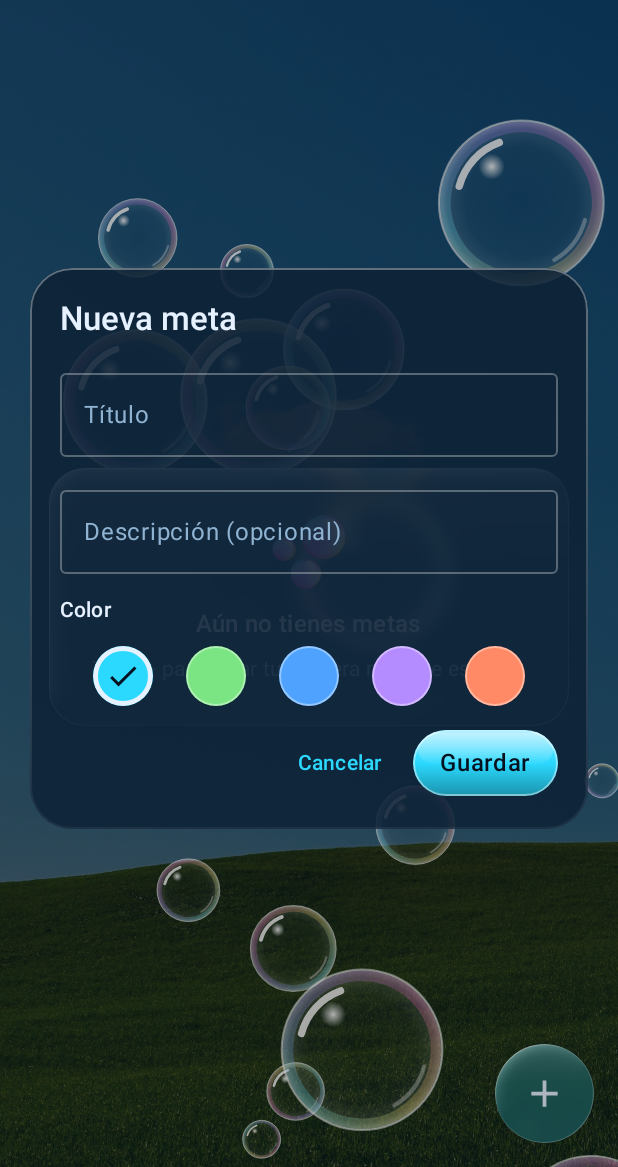
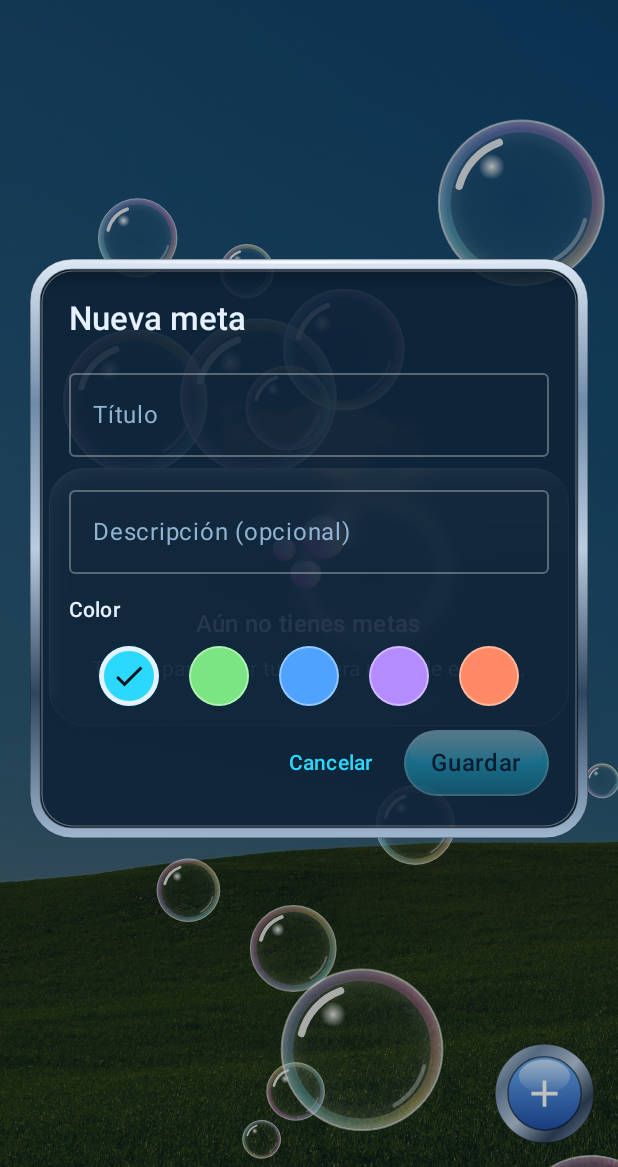
Before and after one commit to Pesa12378/StudyGrid, an Android app built with Jetpack Compose: the screen it shows after launch (MainActivity), after a tap on "Nueva meta", on a phone screen of 412 x 824 dp, the part 69-1236 px from its top. Run offline under Robolectric (Android 15) with nearby library versions, the phone set to English and light mode, and no system bars; our stand-ins replace Room's generated code; 3 other taps on this screen came first.

Commit message:
Chrome media-player skin, moodboard day palette, and audit fixes 1-4
- Cards: metal bezel, title plate and chrome round buttons; dialogs share the bezel
- Day theme uses turquoise/jade/teal sampled from the moodboard; night keeps blue chrome
- Disable Auto Backup so the database never goes to Google Drive
- Throttle bubble animation to ~30 fps
- Release build with R8 + resource shrinking (2.7 MB vs 23.9 MB debug)
- Gel buttons pick the higher-contrast text color (tested)
- Save button disabled while the goal title is empty
- Add TODO.md with the audit backlog

```diff
--- a/app/src/main/AndroidManifest.xml
+++ b/app/src/main/AndroidManifest.xml
@@ -1,9 +1,9 @@
 <?xml version="1.0" encoding="utf-8"?>
-<!-- 100% offline: no INTERNET permission on purpose. -->
+<!-- 100% offline: no INTERNET permission, and no Auto Backup (it would copy the database to Google Drive). -->
 <manifest xmlns:android="http://schemas.android.com/apk/res/android">
 
     <application
-        android:allowBackup="true"
+        android:allowBackup="false"
         android:icon="@mipmap/ic_launcher"
         android:label="StudyGrid"
         android:theme="@style/Theme.StudyGrid">
--- /dev/null
+++ b/app/src/main/java/com/pesa/studygrid/ui/components/Chrome.kt
@@ -0,0 +1,185 @@
+package com.pesa.studygrid.ui.components
+
+import androidx.compose.foundation.clickable
+import androidx.compose.foundation.layout.Arrangement
+import androidx.compose.foundation.layout.Box
+import androidx.compose.foundation.layout.BoxScope
+import androidx.compose.foundation.layout.Column
+import androidx.compose.foundation.layout.ColumnScope
+import androidx.compose.foundation.layout.fillMaxWidth
+import androidx.compose.foundation.layout.height
+import androidx.compose.foundation.layout.padding
+import androidx.compose.foundation.layout.size
+import androidx.compose.foundation.layout.widthIn
+import androidx.compose.foundation.shape.CircleShape
+import androidx.compose.material3.Text
+import androidx.compose.runtime.Composable
+import androidx.compose.ui.Alignment
+import androidx.compose.ui.Modifier
+import androidx.compose.ui.draw.clip
+import androidx.compose.ui.draw.drawBehind
+import androidx.compose.ui.draw.drawWithContent
+import androidx.compose.ui.geometry.CornerRadius
+import androidx.compose.ui.geometry.Offset
+import androidx.compose.ui.geometry.Size
+import androidx.compose.ui.graphics.Brush
+import androidx.compose.ui.graphics.Color
+import androidx.compose.ui.graphics.Path
+import androidx.compose.ui.graphics.Shadow
+import androidx.compose.ui.graphics.drawscope.Stroke
+import androidx.compose.ui.semantics.Role
+import androidx.compose.ui.semantics.contentDescription
+import androidx.compose.ui.semantics.semantics
+import androidx.compose.ui.text.TextStyle
+import androidx.compose.ui.text.font.FontWeight
+import androidx.compose.ui.text.style.TextOverflow
+import androidx.compose.ui.unit.Dp
+import androidx.compose.ui.unit.dp
+import androidx.compose.ui.unit.sp
+import com.pesa.studygrid.ui.theme.LocalAero
+
+private val TAB_HEIGHT = 34.dp
+private val BEZEL = 7.dp
+
+/**
+ * Thick polished-metal frame drawn over a panel: metal ring, dark outer edge, inner groove,
+ * inset shadow and a specular streak on the top edge.
+ */
+@Composable
+fun Modifier.chromeBezel(cornerRadius: Dp): Modifier {
+    val chrome = LocalAero.current.chrome
+    return drawWithContent {
+        val bw = BEZEL.toPx()
+        val r = cornerRadius.toPx()
+        val w = size.width
+        val h = size.height
+        // Inset shadow just inside the ring, so the panel reads as recessed.
+        drawRect(Brush.verticalGradient(listOf(Color.Black.copy(alpha = 0.22f), Color.Transparent), startY = bw, endY = bw + 14.dp.toPx()))
+        drawContent()
+        drawRoundRect(
+            Brush.verticalGradient(chrome),
+            topLeft = Offset(bw / 2, bw / 2),
+            size = Size(w - bw, h - bw),
+            cornerRadius = CornerRadius(r - bw / 2),
+            style = Stroke(bw),
+        )
+        drawRoundRect(Color.Black.copy(alpha = 0.40f), cornerRadius = CornerRadius(r), style = Stroke(1.dp.toPx()))
+        drawRoundRect(
+            Color.Black.copy(alpha = 0.45f),
+            topLeft = Offset(bw, bw),
+            size = Size(w - 2 * bw, h - 2 * bw),
+            cornerRadius = CornerRadius(r - bw),
+            style = Stroke(1.dp.toPx()),
+        )
+        drawRoundRect(
+            Color.White.copy(alpha = 0.35f),
+            topLeft = Offset(bw + 1.dp.toPx(), bw + 1.dp.toPx()),
+            size = Size(w - 2 * bw - 2.dp.toPx(), h - 2 * bw - 2.dp.toPx()),
+            cornerRadius = CornerRadius(r - bw),
+            style = Stroke(0.75.dp.toPx()),
+        )
+        drawRoundRect(
+            Brush.horizontalGradient(listOf(Color.Transparent, Color.White.copy(alpha = 0.95f), Color.Transparent), startX = r, endX = w - r),
+            topLeft = Offset(r, 1.5.dp.toPx()),
+            size = Size(w - 2 * r, 1.5.dp.toPx()),
+            cornerRadius = CornerRadius(1.dp.toPx()),
+        )
+    }
+}
+
+/** Raised metal plate with slanted sides, carrying a title (sits on top of a [ChromeCard]'s bezel). */
+@Composable
+fun ChromeTab(title: String, modifier: Modifier = Modifier) {
+    val a = LocalAero.current
+    Box(
+        modifier
+            .height(TAB_HEIGHT)
+            .drawBehind {
+                val slant = 14.dp.toPx()
+                val plate = Path().apply {
+                    moveTo(0f, size.height)
+                    lineTo(slant, 0f)
+                    lineTo(size.width - slant, 0f)
+                    lineTo(size.width, size.height)
+                    close()
+                }
+                drawPath(plate, Brush.verticalGradient(a.chrome))
+                drawPath(plate, Color.Black.copy(alpha = 0.40f), style = Stroke(1.dp.toPx()))
+                drawLine(Color.White.copy(alpha = 0.9f), Offset(slant + 2.dp.toPx(), 1.5.dp.toPx()), Offset(size.width - slant - 2.dp.toPx(), 1.5.dp.toPx()), 1.dp.toPx())
+            }
+            .padding(horizontal = 30.dp),
+        contentAlignment = Alignment.Center,
+    ) {
+        Text(
+            title.uppercase(),
+            maxLines = 1,
+            overflow = TextOverflow.Ellipsis,
+            style = TextStyle(
+                color = a.tabText,
+                fontSize = 15.sp,
+                fontWeight = FontWeight.ExtraBold,
+                letterSpacing = 1.5.sp,
+                shadow = Shadow(Color.White.copy(alpha = 0.8f), Offset(0f, 1.5f), 0f), // embossed
+            ),
+        )
+    }
+}
+
+/** Round chrome-ring button with a glossy gel center. */
+@Composable
+fun ChromeRoundButton(
+    onClick: () -> Unit,
+    contentDescription: String,
+    modifier: Modifier = Modifier,
+    size: Dp = 38.dp,
+    content: @Composable BoxScope.() -> Unit,
+) {
+    val a = LocalAero.current
+    Box(
+        modifier
+            .size(size)
+            .clip(CircleShape)
+            .drawBehind {
+                val r = this.size.minDimension / 2
+                val c = center
+                drawCircle(Brush.linearGradient(a.chrome, start = Offset.Zero, end = Offset(this.size.width, this.size.height)), r, c)
+                drawCircle(Color.Black.copy(alpha = 0.45f), r, c, style = Stroke(1.dp.toPx()))
+                val inner = r * 0.74f
+                drawCircle(Brush.verticalGradient(listOf(a.accent, a.accentDeep), startY = c.y - inner, endY = c.y + inner), inner, c)
+                drawCircle(Color.Black.copy(alpha = 0.5f), inner, c, style = Stroke(1.dp.toPx()))
+                drawOval(
+                    Brush.verticalGradient(listOf(Color.White.copy(alpha = 0.7f), Color.White.copy(alpha = 0.05f)), startY = c.y - inner, endY = c.y),
+                    topLeft = Offset(c.x - inner * 0.7f, c.y - inner * 0.92f),
+                    size = Size(inner * 1.4f, inner * 0.9f),
+                )
+            }
+            .semantics { this.contentDescription = contentDescription }
+            .clickable(role = Role.Button, onClick = onClick),
+        contentAlignment = Alignment.Center,
+        content = content,
+    )
+}
+
+/** Card in a media-player-skin style: liquid-glass panel, metal bezel, title plate on top, chrome edit button. */
+@Composable
+fun ChromeCard(
+    title: String,
+    modifier: Modifier = Modifier,
+    corner: @Composable BoxScope.() -> Unit = {},
+    content: @Composable ColumnScope.() -> Unit,
+) {
+    Box(modifier) {
+        Column(
+            Modifier
+                .padding(top = TAB_HEIGHT / 2)
+                .fillMaxWidth()
+                .glass(cornerRadius = 24.dp)
+                .chromeBezel(24.dp)
+                .padding(start = 18.dp, end = 18.dp, top = TAB_HEIGHT / 2 + 14.dp, bottom = 18.dp),
+            verticalArrangement = Arrangement.spacedBy(12.dp),
+            content = content,
+        )
+        ChromeTab(title, Modifier.align(Alignment.TopCenter).widthIn(max = 260.dp))
+        Box(Modifier.align(Alignment.TopEnd).padding(top = TAB_HEIGHT / 2 + 12.dp, end = 14.dp), content = corner)
+    }
+}
--- a/app/src/main/java/com/pesa/studygrid/ui/components/Glass.kt
+++ b/app/src/main/java/com/pesa/studygrid/ui/components/Glass.kt
@@ -164,6 +164,8 @@ fun Modifier.glass(
         }
 }
 
+private const val BUBBLE_FRAME_SECONDS = 1f / 30f
+
 /** x: 0..1 of width; speed: screen heights per second; r: radius as fraction of width; phase: 0..1 start offset. */
 private class Bubble(val x: Float, val speed: Float, val r: Float, val phase: Float, val wobble: Float)
 
@@ -189,7 +191,11 @@ fun AeroBackground(modifier: Modifier = Modifier) {
     if (animate) {
         LaunchedEffect(Unit) {
             val start = withFrameNanos { it }
-            while (true) withFrameNanos { time = (it - start) / 1_000_000_000f }
+            while (true) withFrameNanos { now ->
+                // Bubbles move < 1px per frame: redraw at ~30 fps instead of the display's 120 Hz to save battery.
+                val t = (now - start) / 1_000_000_000f
+                if (t - time >= BUBBLE_FRAME_SECONDS) time = t
+            }
         }
     }
     Canvas(modifier) {
@@ -249,6 +255,18 @@ private fun DrawScope.soapBubble(c: Offset, r: Float, t: Float) {
     )
 }
 
+private val DarkText = Color(0xFF06121F)
+
+private fun contrast(a: Color, b: Color): Float {
+    val la = a.luminance() + 0.05f
+    val lb = b.luminance() + 0.05f
+    return maxOf(la, lb) / minOf(la, lb)
+}
+
+/** White or dark text, whichever has the higher WCAG contrast on [background]. */
+internal fun readableTextOn(background: Color): Color =
+    if (contrast(background, Color.White) >= contrast(background, DarkText)) Color.White else DarkText
+
 /** Glossy "gel" button: color gradient with a specular highlight on the upper half. */
 @Composable
 fun GelButton(
@@ -259,7 +277,7 @@ fun GelButton(
     shape: Shape = RoundedCornerShape(50),
     enabled: Boolean = true,
 ) {
-    val textColor = if (color.luminance() > 0.45f) Color(0xFF06121F) else Color.White
+    val textColor = readableTextOn(color)
     Box(
         modifier
             .alpha(if (enabled) 1f else 0.4f)
@@ -303,8 +321,8 @@ fun GlassDialog(onDismiss: () -> Unit, content: @Composable ColumnScope.() -> Un
                 .fillMaxWidth()
                 .clip(shape)
                 .background(a.dialogBg)
-                .border(1.dp, Brush.verticalGradient(listOf(a.borderTop, a.borderBottom)), shape)
-                .padding(20.dp),
+                .chromeBezel(28.dp)
+                .padding(26.dp),
             verticalArrangement = Arrangement.spacedBy(14.dp),
             content = content,
         )
--- a/app/src/main/java/com/pesa/studygrid/ui/components/GoalEditorDialog.kt
+++ b/app/src/main/java/com/pesa/studygrid/ui/components/GoalEditorDialog.kt
@@ -83,10 +83,8 @@ fun GoalEditorDialog(initial: GoalEntity?, onSave: (GoalEntity) -> Unit, onDelet
             }
             TextButton(onClick = onDismiss) { Text("Cancelar") }
             Spacer(Modifier.width(8.dp))
-            GelButton("Guardar", Color(color), onClick = {
-                if (title.isNotBlank()) {
-                    onSave((initial ?: GoalEntity(title = "", color = color)).copy(title = title.trim(), description = description.trim(), color = color))
-                }
+            GelButton("Guardar", Color(color), enabled = title.isNotBlank(), onClick = {
+                onSave((initial ?: GoalEntity(title = "", color = color)).copy(title = title.trim(), description = description.trim(), color = color))
             })
         }
     }
--- a/app/src/main/java/com/pesa/studygrid/ui/screens/MainScreen.kt
+++ b/app/src/main/java/com/pesa/studygrid/ui/screens/MainScreen.kt
@@ -45,23 +45,21 @@ import androidx.lifecycle.viewmodel.compose.viewModel
 import com.pesa.studygrid.data.GoalEntity
 import com.pesa.studygrid.ui.StudyViewModel
 import com.pesa.studygrid.ui.components.AeroBackground
+import com.pesa.studygrid.ui.components.ChromeRoundButton
 import com.pesa.studygrid.ui.components.ConfirmDialog
 import com.pesa.studygrid.ui.components.DeleteGoalDialog
 import com.pesa.studygrid.ui.components.GoalCard
 import com.pesa.studygrid.ui.components.GoalEditorDialog
 import com.pesa.studygrid.ui.components.LogEditorDialog
 import com.pesa.studygrid.ui.components.glass
-import com.pesa.studygrid.ui.theme.Aqua
 import com.pesa.studygrid.ui.theme.LocalAero
 import com.pesa.studygrid.R
 import com.pesa.studygrid.ui.components.LocalBackdrop
 import androidx.compose.foundation.Image
-import androidx.compose.foundation.clickable
 import androidx.compose.ui.draw.drawWithContent
 import androidx.compose.ui.graphics.layer.drawLayer
 import androidx.compose.ui.graphics.rememberGraphicsLayer
 import androidx.compose.ui.res.painterResource
-import androidx.compose.ui.semantics.Role
 import java.time.LocalDate
 
 private sealed interface GoalDialog {
@@ -137,14 +135,8 @@ fun MainScreen(dark: Boolean, onToggleDark: () -> Unit, vm: StudyViewModel = vie
                     )
                 },
                 floatingActionButton = {
-                    Box(
-                        Modifier
-                            .size(66.dp)
-                            .glass(cornerRadius = 33.dp, tint = Aqua.copy(alpha = 0.30f), bevel = 18.dp, depth = 14.dp)
-                            .clickable(role = Role.Button) { goalDialog = GoalDialog.New },
-                        contentAlignment = Alignment.Center,
-                    ) {
-                        Icon(Icons.Filled.Add, "Nueva meta", tint = MaterialTheme.colorScheme.onSurface, modifier = Modifier.size(30.dp))
+                    ChromeRoundButton(onClick = { goalDialog = GoalDialog.New }, contentDescription = "Nueva meta", size = 66.dp) {
+                        Icon(Icons.Filled.Add, contentDescription = null, tint = Color.White, modifier = Modifier.size(30.dp))
                     }
                 },
                 snackbarHost = { SnackbarHost(snackbar) },
--- a/app/src/main/java/com/pesa/studygrid/ui/theme/Theme.kt
+++ b/app/src/main/java/com/pesa/studygrid/ui/theme/Theme.kt
@@ -32,6 +32,12 @@ data class AeroColors(
     val emptyCellBorder: Color,
     val dialogBg: Color,
     val muted: Color,
+    /** Metal bezel gradient, top to bottom. */
+    val chrome: List<Color>,
+    /** Glossy center of round chrome buttons (light, deep). */
+    val accent: Color,
+    val accentDeep: Color,
+    val tabText: Color,
 )
 
 private val DarkAero = AeroColors(
@@ -44,18 +50,33 @@ private val DarkAero = AeroColors(
     emptyCellBorder = Color.White.copy(alpha = 0.12f),
     dialogBg = Color(0xFF0E2236).copy(alpha = 0.85f),
     muted = Color(0xFF9CC0DD),
+    chrome = listOf(Color(0xFFDCE8F5), Color(0xFF6F8BA8), Color(0xFFB9CCE0), Color(0xFF2F4660), Color(0xFF9FB6CF)),
+    accent = Color(0xFF6FB6FF),
+    accentDeep = Color(0xFF1F4FA8),
+    tabText = Color(0xFF0B1E33),
 )
 
+// Day palette sampled from the user's "Green and Blue" moodboard (turquoise water, jade, teal, marble blue).
+private val Turquoise = Color(0xFF03AAB1)
+private val PaleAqua = Color(0xFF8DEDF2)
+private val Jade = Color(0xFF4FAA92)
+private val DeepTeal = Color(0xFF026B72)
+private val AbyssTeal = Color(0xFF0E504F)
+
 private val LightAero = AeroColors(
-    scrim = Color.White.copy(alpha = 0.10f),
-    glassTint = Color.White.copy(alpha = 0.22f),
+    scrim = Turquoise.copy(alpha = 0.16f),
+    glassTint = Color(0xFFE6FAF7).copy(alpha = 0.32f),
     borderTop = Color.White.copy(alpha = 0.95f),
-    borderBottom = Color.White.copy(alpha = 0.30f),
-    graphPanel = Color.White.copy(alpha = 0.55f),
-    emptyCell = Color(0xFF0B2A45).copy(alpha = 0.08f),
-    emptyCellBorder = Color(0xFF0B2A45).copy(alpha = 0.14f),
-    dialogBg = Color.White.copy(alpha = 0.85f),
-    muted = Color(0xFF2F4F68),
+    borderBottom = PaleAqua.copy(alpha = 0.40f),
+    graphPanel = Color(0xFFE9FBF7).copy(alpha = 0.62f),
+    emptyCell = AbyssTeal.copy(alpha = 0.09f),
+    emptyCellBorder = AbyssTeal.copy(alpha = 0.17f),
+    dialogBg = Color(0xFFF1FCFA).copy(alpha = 0.90f),
+    muted = Color(0xFF1A5C5A),
+    chrome = listOf(Color(0xFFF2FBF9), Color(0xFF8FC9C1), Color(0xFFE1F4F0), Color(0xFF2F7F7A), Color(0xFFBFE6DF)),
+    accent = Jade,
+    accentDeep = DeepTeal,
+    tabText = AbyssTeal,
 )
 
 val LocalAero = staticCompositionLocalOf { DarkAero }
@@ -71,10 +92,10 @@ fun StudyGridTheme(dark: Boolean, content: @Composable () -> Unit) {
         )
     } else {
         lightColorScheme(
-            primary = Color(0xFF0B7FC2), onPrimary = Color.White,
-            background = Color(0xFFEAF8FF), surface = Color.White,
-            surfaceContainer = Color(0xFFF4FBFF), onSurface = Color(0xFF0B2A45),
-            onSurfaceVariant = Color(0xFF4A6B85), outline = Color(0xFF0B2A45).copy(alpha = 0.3f),
+            primary = Color(0xFF038C94), onPrimary = Color.White,
+            background = Color(0xFFE9FBF7), surface = Color.White,
+            surfaceContainer = Color(0xFFF1FCFA), onSurface = Color(0xFF0B3B3A),
+            onSurfaceVariant = Color(0xFF1A5C5A), outline = AbyssTeal.copy(alpha = 0.3f),
         )
     }
     MaterialTheme(colorScheme = scheme) {
```
Also changed, not shown: app/build.gradle.kts (+11 -0 lines), app/src/main/java/com/pesa/studygrid/ui/components/GoalCard.kt (+29 -14 lines), 2 other files.
